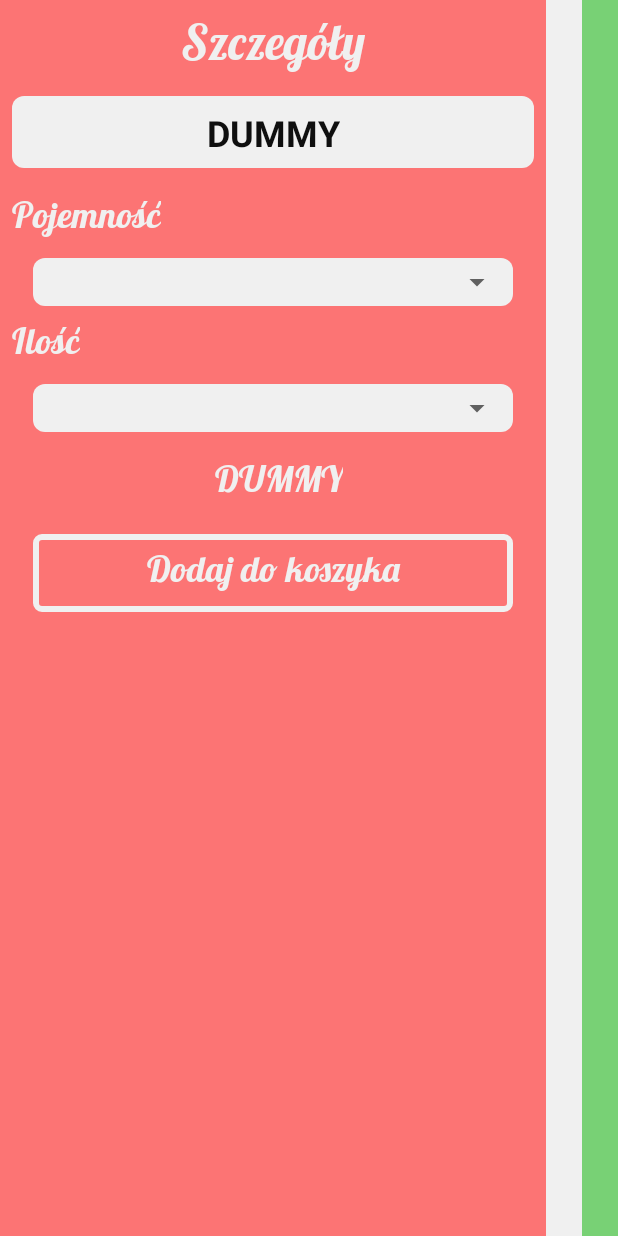
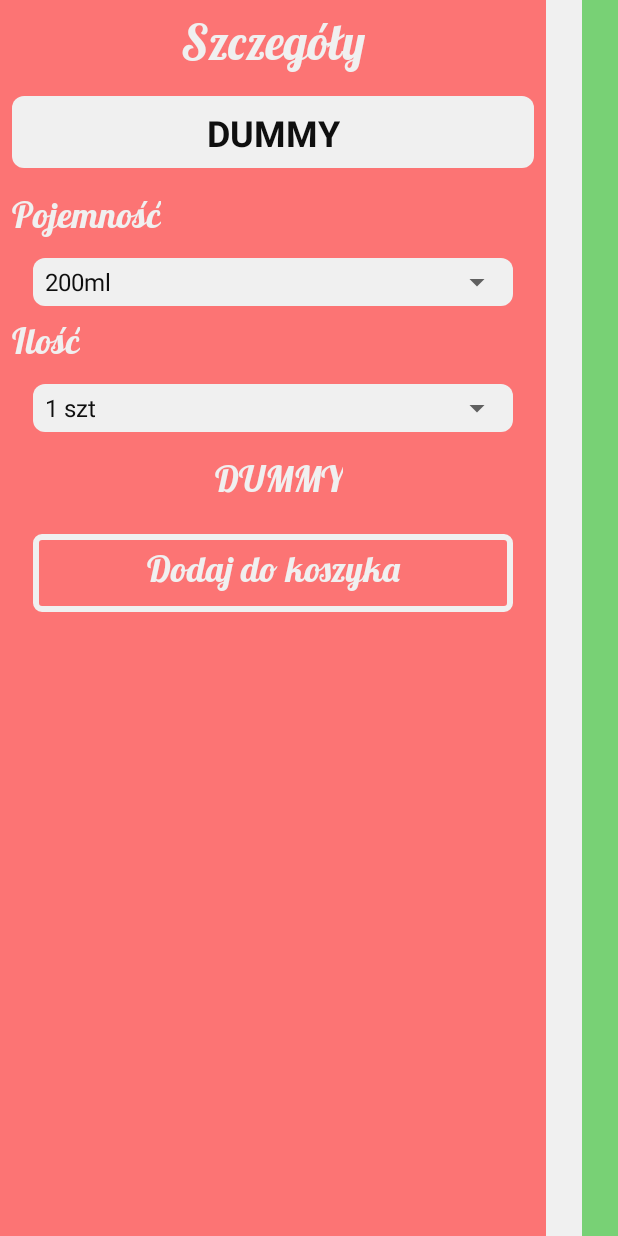
Before and after one commit to Golui/ujio2018, an Android app: the DetailsBeverage screen opened directly, with no data from a screen before it, on a phone screen of 412 x 824 dp. Run offline under Robolectric (Android 15) with nearby library versions, the phone set to English and light mode, and no system bars; 9 statements that could not run were skipped.

Commit message:
Basket with pizza and beverage works preaty good

```diff
--- a/Android/app/src/main/java/io2018/ii/uj/edu/pl/jurpizza/activity/DetailsBeverage.java
+++ b/Android/app/src/main/java/io2018/ii/uj/edu/pl/jurpizza/activity/DetailsBeverage.java
@@ -1,15 +1,123 @@
 package io2018.ii.uj.edu.pl.jurpizza.activity;
 
 import android.app.Activity;
+import android.content.Intent;
 import android.os.Bundle;
+import android.view.View;
+import android.widget.AdapterView;
+import android.widget.ArrayAdapter;
+import android.widget.Button;
+import android.widget.Spinner;
+import android.widget.TextView;
+import android.widget.Toast;
+
+import java.util.ArrayList;
 
 import io2018.ii.uj.edu.pl.jurpizza.R;
+import io2018.ii.uj.edu.pl.jurpizza.Util;
+import io2018.ii.uj.edu.pl.jurpizza.model.BasketEntry;
+import io2018.ii.uj.edu.pl.jurpizza.model.Beverage;
 
 public class DetailsBeverage extends Activity {
+
+    private Beverage customBeverege;
+    private TextView name;
+    private TextView price;
+    private ArrayList<BasketEntry> basket;
 
     @Override
     protected void onCreate(Bundle savedInstanceState) {
         super.onCreate(savedInstanceState);
         setContentView(R.layout.details_beverage);
+
+        name = (TextView) findViewById(R.id.details_beverage_name);
+        price = (TextView) findViewById(R.id.details_beverage_price);
+
+        setFromIntent();
+        configureContentSpinner();
+        configureQuantitySpinner();
+        configureOrderButton();
     }
+
+    private void setFromIntent() {
+        customBeverege = new Beverage((Beverage) getIntent().getExtras().get("beverage"));
+        basket = (ArrayList) getIntent().getExtras().get("basket");
+
+        name.setText(customBeverege.getName() + " (" + Util.formatMoney(customBeverege.getPrice()) + ")");
+        price.setText(Util.formatMoney(customBeverege.getPrice()));
+    }
+
+    private void configureContentSpinner() {
+        Spinner spinner = (Spinner) findViewById(R.id.details_beverage_spinner2);
+        ArrayAdapter adapter = ArrayAdapter.createFromResource(this, R.array.beverage_size, android.R.layout.simple_spinner_item);
+        adapter.setDropDownViewResource(android.R.layout.simple_spinner_dropdown_item);
+        spinner.setAdapter(adapter);
+
+        spinner.setOnItemSelectedListener(new AdapterView.OnItemSelectedListener() {
+            @Override
+            public void onItemSelected(AdapterView<?> parent, View view, int position, long id) {
+                if (position != 0) {
+                    String string = parent.getItemAtPosition(position).toString();
+                    String priceString = string.substring(string.indexOf('+') + 2, string.indexOf(')'));
+                    String sizeString = string.substring(0, string.indexOf(' '));
+
+                    customBeverege.setSize(sizeString);
+                    customBeverege.setAditionalPrice(Integer.parseInt(priceString) * 100);
+
+                    Toast.makeText(getBaseContext(), "Nadmuchamy butelkę do " + sizeString, Toast.LENGTH_LONG).show();
+                } else {
+                    customBeverege.setSize("");
+                    customBeverege.setAditionalPrice(0);
+                }
+                price.setText(Util.formatMoney(customBeverege.getPrice()));
+            }
+
+            @Override
+            public void onNothingSelected(AdapterView<?> parent) {
+
+            }
+        });
+    }
+
+    private void configureQuantitySpinner() {
+        Spinner quantitySpinner = (Spinner) findViewById(R.id.details_beverage_spinner1);
+        ArrayAdapter sauceAdapter = ArrayAdapter.createFromResource(this, R.array.quantity, android.R.layout.simple_spinner_item);
+        sauceAdapter.setDropDownViewResource(android.R.layout.simple_spinner_dropdown_item);
+        quantitySpinner.setAdapter(sauceAdapter);
+
+        quantitySpinner.setOnItemSelectedListener(new AdapterView.OnItemSelectedListener() {
+            @Override
+            public void onItemSelected(AdapterView<?> parent, View view, int position, long id) {
+                String string = parent.getItemAtPosition(position).toString();
+                String quantityString = string.substring(0, string.indexOf(' '));
+                customBeverege.setQuantity(Integer.parseInt(quantityString));
+                if (position != 0) {
+                    Toast.makeText(getBaseContext(), "Zapakujemy " + quantityString + " te same butelki", Toast.LENGTH_LONG).show();
+                }
+                price.setText(Util.formatMoney(customBeverege.getPrice()));
+            }
+
+            @Override
+            public void onNothingSelected(AdapterView<?> parent) {
+
+            }
+        });
+    }
+
+    private void configureOrderButton() {
+        Button orderButton = (Button) findViewById(R.id.details_beverage_add);
+        orderButton.setOnClickListener(new View.OnClickListener() {
+            @Override
+            public void onClick(View v) {
+                String message = "Dodano " + customBeverege.getName() + " do koszyka";
+                Toast.makeText(getBaseContext(), message, Toast.LENGTH_LONG).show();
+
+                Intent data = new Intent();
+                basket.add(new Beverage(customBeverege));
+                data.putExtra("basket", basket);
+                setResult(RESULT_OK, data);
+            }
+        });
+    }
+
 }
--- a/Android/app/src/main/java/io2018/ii/uj/edu/pl/jurpizza/activity/DetailsPizza.java
+++ b/Android/app/src/main/java/io2018/ii/uj/edu/pl/jurpizza/activity/DetailsPizza.java
@@ -46,7 +46,7 @@ public class DetailsPizza extends Activity {
         customPizza = new Pizza((Pizza)getIntent().getExtras().get("pizza"));
         basket = (ArrayList) getIntent().getExtras().get("basket");
 
-        name.setText(customPizza.getName());
+        name.setText(customPizza.getName() + " (" + Util.formatMoney(customPizza.getPrice()) + ")");
         ingredeints.setText(customPizza.getIngredients());
         price.setText(Util.formatMoney(customPizza.getPrice()));
     }
--- a/Android/app/src/main/java/io2018/ii/uj/edu/pl/jurpizza/io/impl/MockOfferGetter.java
+++ b/Android/app/src/main/java/io2018/ii/uj/edu/pl/jurpizza/io/impl/MockOfferGetter.java
@@ -40,7 +40,7 @@ public class MockOfferGetter implements OfferGetter {
                 new Beverage("Spiryt", 400),
                 new Beverage("Dr. Jan", 500),
                 new Beverage("Marzenia", 400),
-                new Beverage("Czapi Pomarańczowy", 500)
+                new Beverage("Czapi Pomarańcza", 500)
         );
 
         return beverageList;
--- a/Android/app/src/main/res/values/strings.xml
+++ b/Android/app/src/main/res/values/strings.xml
@@ -1,6 +1,6 @@
 <resources>
     <string name="app_name">JurPizza</string>
-    <string name="order_pizza">Zamów pizzę</string>
+    <string name="order_pizza">Zamów</string>
     <string name="track_order">Śledź zamówienie</string>
     <string name="main_screen_logo_desc">JurPizza Main Logo</string>
     <string name="pick_pizza">Menu</string>
@@ -59,9 +59,9 @@
     </string-array>
     <string-array name="beverage_size">
         <item>200ml</item>
-        <item>500ml   (+ 5)</item>
-        <item>700ml   (+ 7)</item>
-        <item>1000ml  (+ 10)</item>
+        <item>500ml   (+ 3)</item>
+        <item>700ml   (+ 5)</item>
+        <item>1000ml  (+ 8)</item>
     </string-array>
     <string-array name="quantity">
         <item>1 szt</item>
```
